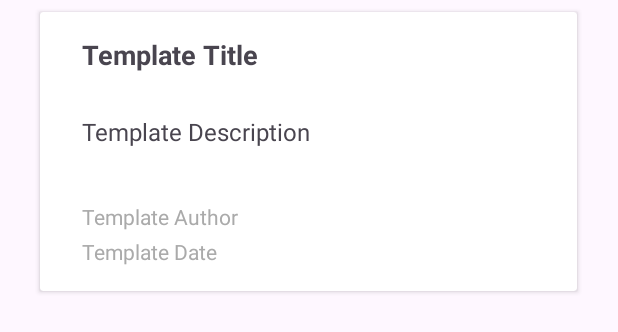
After one commit to lilyraf/RDreport2, an Android app: the layout item_news_cardview.xml on its own in the app's theme, with its tools: preview values and no code run, on a phone screen of 412 x 824 dp. The commit adds this screen. Shown: the top 332 px of the screen. Run offline under Robolectric (Android 15) with nearby library versions, the phone set to English and light mode, and no system bars; network calls fail.

Commit message:
Card View for News

```diff
--- a/app/build.gradle
+++ b/app/build.gradle
@@ -30,7 +30,7 @@ android {
 
 dependencies {
     implementation 'androidx.appcompat:appcompat:1.6.1'
-    implementation 'com.google.android.material:material:1.5.0'
+    implementation 'com.google.android.material:material:1.9.0'
     implementation 'androidx.constraintlayout:constraintlayout:2.1.4'
     implementation 'com.android.volley:volley:1.2.1'
     testImplementation 'junit:junit:4.13.2'
--- a/app/src/main/java/com/ict602/rdreport/NewsAdapter.java
+++ b/app/src/main/java/com/ict602/rdreport/NewsAdapter.java
@@ -19,7 +19,7 @@ public class NewsAdapter extends RecyclerView.Adapter<NewsAdapter.NewsViewHolder
     @NonNull
     @Override
     public NewsViewHolder onCreateViewHolder(@NonNull ViewGroup parent, int viewType) {
-        View view = LayoutInflater.from(parent.getContext()).inflate(R.layout.item_news, parent, false);
+        View view = LayoutInflater.from(parent.getContext()).inflate(R.layout.item_news_cardview, parent, false);
         return new NewsViewHolder(view);
     }
 
--- a/app/src/main/res/layout/activity_news.xml
+++ b/app/src/main/res/layout/activity_news.xml
@@ -7,14 +7,14 @@
     android:orientation="vertical">
 
     <!-- Toolbar -->
-    <androidx.appcompat.widget.Toolbar
+    <!--androidx.appcompat.widget.Toolbar
         android:id="@+id/toolbar"
         android:layout_width="match_parent"
         android:layout_height="wrap_content"
         android:background="?attr/colorPrimary"
         android:elevation="4dp"
         android:theme="@style/ThemeOverlay.AppCompat.ActionBar"
-        android:titleTextColor="@android:color/black" />
+        android:titleTextColor="@android:color/black" /-->
 
     <!-- RecyclerView to display news items -->
     <TextView
--- /dev/null
+++ b/app/src/main/res/layout/item_news_cardview.xml
@@ -0,0 +1,74 @@
+<!-- res/layout/item_news_cardview.xml -->
+<androidx.cardview.widget.CardView xmlns:android="http://schemas.android.com/apk/res/android"
+    xmlns:app="http://schemas.android.com/apk/res-auto"
+    xmlns:tools="http://schemas.android.com/tools"
+    android:layout_width="wrap_content"
+    android:layout_height="wrap_content"
+    android:layout_gravity="center_horizontal"
+    android:layout_margin="8dp"
+    android:elevation="4dp"
+    android:padding="16dp">
+
+    <androidx.constraintlayout.widget.ConstraintLayout
+        android:layout_width="358dp"
+        android:layout_height="186dp"
+        android:layout_gravity="center_horizontal"
+        android:layout_marginTop="0dp"
+        android:minWidth="0dp"
+        android:minHeight="0dp"
+        android:padding="16dp">
+
+        <TextView
+            android:id="@+id/titleTextView"
+            android:layout_width="match_parent"
+            android:layout_height="wrap_content"
+            android:paddingLeft="12dp"
+            android:paddingRight="12dp"
+            android:text="Template Title"
+            android:textSize="18sp"
+            android:textStyle="bold"
+            app:layout_constraintTop_toTopOf="parent"
+            tools:layout_editor_absoluteX="16dp" />
+
+        <TextView
+            android:id="@+id/descriptionTextView"
+            android:layout_width="match_parent"
+            android:layout_height="wrap_content"
+            android:layout_marginTop="28dp"
+            android:paddingLeft="12dp"
+            android:paddingRight="12dp"
+            android:text="Template Description"
+            android:textSize="16sp"
+            app:layout_constraintTop_toBottomOf="@+id/titleTextView"
+            tools:layout_editor_absoluteX="16dp" />
+
+        <TextView
+            android:id="@+id/authorTextView"
+            android:layout_width="match_parent"
+            android:layout_height="wrap_content"
+            android:layout_marginTop="36dp"
+            android:paddingLeft="12dp"
+            android:paddingRight="12dp"
+            android:text="Template Author"
+            android:textColor="@android:color/darker_gray"
+            android:textSize="14sp"
+            app:layout_constraintEnd_toEndOf="parent"
+            app:layout_constraintStart_toStartOf="parent"
+            app:layout_constraintTop_toBottomOf="@+id/descriptionTextView" />
+
+        <TextView
+            android:id="@+id/dateTextView"
+            android:layout_width="match_parent"
+            android:layout_height="wrap_content"
+            android:layout_marginTop="4dp"
+            android:paddingLeft="12dp"
+            android:paddingRight="12dp"
+            android:text="Template Date"
+            android:textColor="@android:color/darker_gray"
+            android:textSize="14sp"
+            app:layout_constraintTop_toBottomOf="@+id/authorTextView"
+            tools:layout_editor_absoluteX="16dp" />
+
+    </androidx.constraintlayout.widget.ConstraintLayout>
+
+</androidx.cardview.widget.CardView>
```
